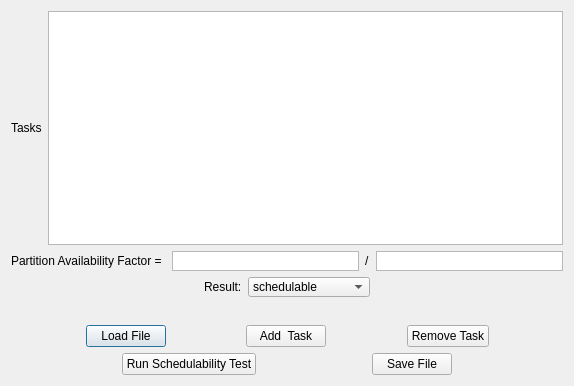
First picture: the form in st.ui, repository guangli-dai/RRP-Toolsets, before the edit.
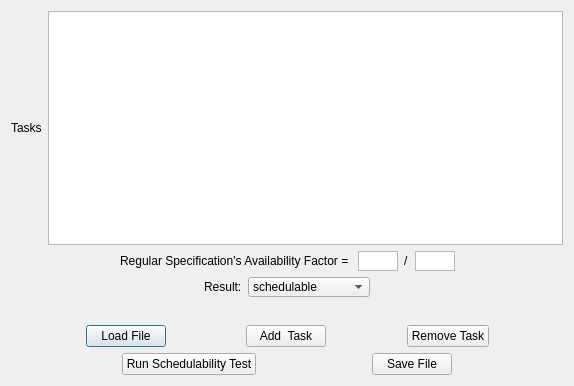
Second picture: the form after the edit.

Diff of the .ui file:
```diff
--- a/st.ui
+++ b/st.ui
@@ -36,6 +36,19 @@
    </item>
    <item>
     <layout class="QHBoxLayout" name="horizontalLayout_2">
+     <item>
+      <spacer name="horizontalSpacer_11">
+       <property name="orientation">
+        <enum>Qt::Horizontal</enum>
+       </property>
+       <property name="sizeHint" stdset="0">
+        <size>
+         <width>40</width>
+         <height>20</height>
+        </size>
+       </property>
+      </spacer>
+     </item>
      <item>
       <widget class="QLabel" name="afLabel">
        <property name="maximumSize">
@@ -45,7 +58,7 @@
         </size>
        </property>
        <property name="text">
-        <string>Partition Availability Factor = </string>
+        <string>Regular Specification's Availability Factor = </string>
        </property>
       </widget>
      </item>
@@ -53,7 +66,7 @@
       <widget class="QPlainTextEdit" name="wcetTextEdit">
        <property name="maximumSize">
         <size>
-         <width>16777215</width>
+         <width>40</width>
          <height>20</height>
         </size>
        </property>
@@ -73,7 +86,7 @@
       <widget class="QPlainTextEdit" name="periodTextEdit">
        <property name="maximumSize">
         <size>
-         <width>16777215</width>
+         <width>40</width>
          <height>20</height>
         </size>
        </property>
@@ -82,6 +95,19 @@
        </property>
       </widget>
      </item>
+     <item>
+      <spacer name="horizontalSpacer_7">
+       <property name="orientation">
+        <enum>Qt::Horizontal</enum>
+       </property>
+       <property name="sizeHint" stdset="0">
+        <size>
+         <width>40</width>
+         <height>20</height>
+        </size>
+       </property>
+      </spacer>
+     </item>
     </layout>
    </item>
    <item>
```
Left out of the diff: 2 changed lines with no effect on the pictures.
